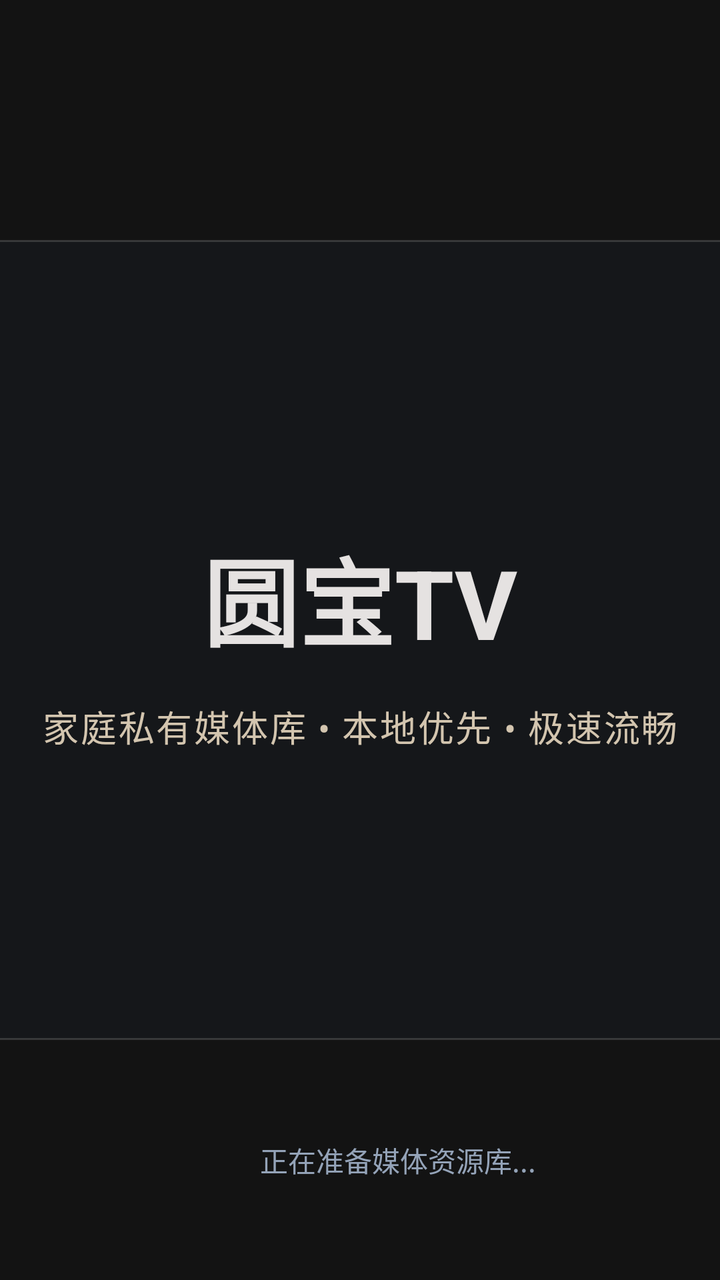
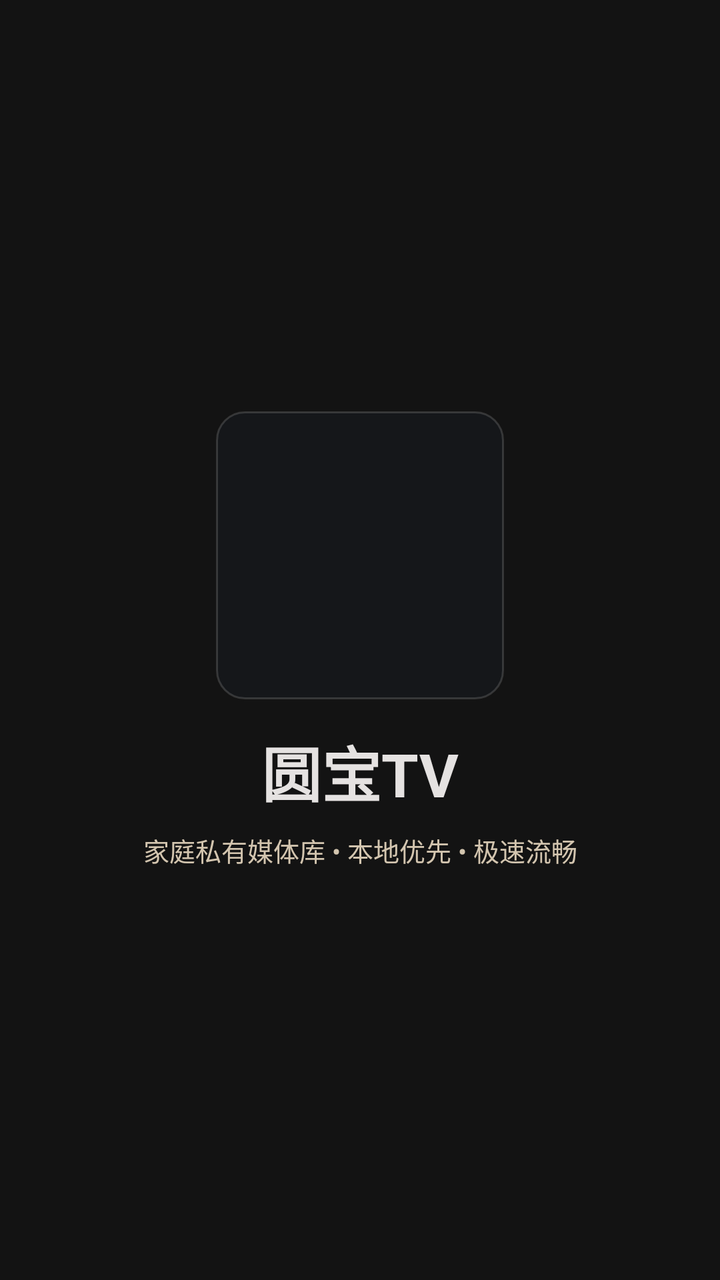

Two renders of the same Android screen: before a commit and after it. Below are the layout's source before the change and the commit's diff.
<!-- AndroidManifest.xml: another module's application theme Theme.YuanBaoTv -->
<!-- res/layout/activity_splash.xml -->
<?xml version="1.0" encoding="utf-8"?>
<androidx.constraintlayout.widget.ConstraintLayout xmlns:android="http://schemas.android.com/apk/res/android"
    xmlns:app="http://schemas.android.com/apk/res-auto"
    xmlns:tools="http://schemas.android.com/tools"
    android:layout_width="match_parent"
    android:layout_height="match_parent"
    android:background="@color/tv_bg_dark">

    
    <View
        android:id="@+id/v_glow"
        android:layout_width="400dp"
        android:layout_height="400dp"
        android:background="@drawable/bg_glass_card"
        app:layout_constraintBottom_toBottomOf="parent"
        app:layout_constraintEnd_toEndOf="parent"
        app:layout_constraintStart_toStartOf="parent"
        app:layout_constraintTop_toTopOf="parent" />

    
    <LinearLayout
        android:id="@+id/ll_brand"
        android:layout_width="wrap_content"
        android:layout_height="wrap_content"
        android:gravity="center"
        android:orientation="vertical"
        app:layout_constraintBottom_toBottomOf="parent"
        app:layout_constraintEnd_toEndOf="parent"
        app:layout_constraintStart_toStartOf="parent"
        app:layout_constraintTop_toTopOf="parent">

        
        <TextView
            android:id="@+id/tv_splash_logo"
            android:layout_width="wrap_content"
            android:layout_height="wrap_content"
            android:text="@string/app_name"
            android:textColor="@color/tv_text_primary"
            android:textSize="48sp"
            android:textStyle="bold" />

        
        <TextView
            android:id="@+id/tv_splash_slogan"
            android:layout_width="wrap_content"
            android:layout_height="wrap_content"
            android:layout_marginTop="16dp"
            android:text="@string/splash_slogan"
            android:textColor="@color/tv_text_secondary"
            android:textSize="18sp"
            android:letterSpacing="0.05" />

    </LinearLayout>

    
    <LinearLayout
        android:layout_width="wrap_content"
        android:layout_height="wrap_content"
        android:layout_marginBottom="48dp"
        android:gravity="center_vertical"
        android:orientation="horizontal"
        app:layout_constraintBottom_toBottomOf="parent"
        app:layout_constraintEnd_toEndOf="parent"
        app:layout_constraintStart_toStartOf="parent">

        <ProgressBar
            android:layout_width="24dp"
            android:layout_height="24dp"
            android:indeterminate="true"
            android:indeterminateTint="@color/tv_accent_cyan" />

        <TextView
            android:layout_width="wrap_content"
            android:layout_height="wrap_content"
            android:layout_marginStart="14dp"
            android:text="@string/splash_loading"
            android:textColor="@color/tv_text_tertiary"
            android:textSize="14sp" />
    </LinearLayout>

</androidx.constraintlayout.widget.ConstraintLayout>
<!-- resources referenced by this layout -->
<resources>
  <color name="tv_accent_cyan">#84F5E8</color>
  <color name="tv_bg_dark">#131313</color>
  <color name="tv_text_primary">#E5E2E1</color>
  <color name="tv_text_secondary">#D3C5AF</color>
  <color name="tv_text_tertiary">#94A3B8</color>
  <!-- drawable bg_glass_card (drawable) -->
  <?xml version="1.0" encoding="utf-8"?>
  <shape xmlns:android="http://schemas.android.com/apk/res/android"
      android:shape="rectangle">
      <solid android:color="@color/tv_bg_glass" />
      <stroke android:width="1dp" android:color="#26FFFFFF" />
      <corners android:radius="14dp" />
  </shape>
  <string name="app_name">圆宝TV</string>
  <string name="splash_loading">正在准备媒体资源库...</string>
  <string name="splash_slogan">家庭私有媒体库 • 本地优先 • 极速流畅</string>
  <style name="Theme.YuanBaoTv" parent="Theme.Material3.DayNight.NoActionBar">
          <item name="colorPrimary">@color/primary</item>
          <item name="colorOnPrimary">@color/on_primary</item>
          <item name="android:statusBarColor">@android:color/transparent</item>
          <item name="android:navigationBarColor">@android:color/transparent</item>
          <item name="android:windowLightStatusBar">true</item>
          <item name="android:windowLightNavigationBar">true</item>
          <item name="android:enforceNavigationBarContrast">false</item>
      </style>
  <color name="tv_bg_glass">#331E293B</color>
  <color name="primary">#1B5E20</color>
  <color name="on_primary">#FFFFFF</color>
</resources>

<!-- the commit's change to res/layout/activity_splash.xml (unified diff, before → after) -->
@@ -1,23 +1,9 @@
 <?xml version="1.0" encoding="utf-8"?>
 <androidx.constraintlayout.widget.ConstraintLayout xmlns:android="http://schemas.android.com/apk/res/android"
     xmlns:app="http://schemas.android.com/apk/res-auto"
-    xmlns:tools="http://schemas.android.com/tools"
     android:layout_width="match_parent"
     android:layout_height="match_parent"
     android:background="@color/tv_bg_dark">
-
-    
-    <View
-        android:id="@+id/v_glow"
-        android:layout_width="400dp"
-        android:layout_height="400dp"
-        android:background="@drawable/bg_glass_card"
-        app:layout_constraintBottom_toBottomOf="parent"
-        app:layout_constraintEnd_toEndOf="parent"
-        app:layout_constraintStart_toStartOf="parent"
-        app:layout_constraintTop_toTopOf="parent" />
-
-    
     <LinearLayout
         android:id="@+id/ll_brand"
         android:layout_width="wrap_content"
@@ -28,54 +14,8 @@
         app:layout_constraintEnd_toEndOf="parent"
         app:layout_constraintStart_toStartOf="parent"
         app:layout_constraintTop_toTopOf="parent">
-
-        
-        <TextView
-            android:id="@+id/tv_splash_logo"
-            android:layout_width="wrap_content"
-            android:layout_height="wrap_content"
-            android:text="@string/app_name"
-            android:textColor="@color/tv_text_primary"
-            android:textSize="48sp"
-            android:textStyle="bold" />
-
-        
-        <TextView
-            android:id="@+id/tv_splash_slogan"
-            android:layout_width="wrap_content"
-            android:layout_height="wrap_content"
-            android:layout_marginTop="16dp"
-            android:text="@string/splash_slogan"
-            android:textColor="@color/tv_text_secondary"
-            android:textSize="18sp"
-            android:letterSpacing="0.05" />
-
+        <ImageView android:id="@+id/iv_splash_logo" android:layout_width="144dp" android:layout_height="144dp" android:src="@drawable/bg_glass_card" />
+        <TextView android:id="@+id/tv_splash_title" android:layout_width="wrap_content" android:layout_height="wrap_content" android:layout_marginTop="14dp" android:text="@string/app_name" android:textColor="@color/tv_text_primary" android:textSize="30sp" android:textStyle="bold" />
+        <TextView android:id="@+id/tv_splash_slogan" android:layout_width="wrap_content" android:layout_height="wrap_content" android:layout_marginTop="8dp" android:text="@string/splash_slogan" android:textColor="@color/tv_text_secondary" android:textSize="13sp" />
     </LinearLayout>
-
-    
-    <LinearLayout
-        android:layout_width="wrap_content"
-        android:layout_height="wrap_content"
-        android:layout_marginBottom="48dp"
-        android:gravity="center_vertical"
-        android:orientation="horizontal"
-        app:layout_constraintBottom_toBottomOf="parent"
-        app:layout_constraintEnd_toEndOf="parent"
-        app:layout_constraintStart_toStartOf="parent">
-
-        <ProgressBar
-            android:layout_width="24dp"
-            android:layout_height="24dp"
-            android:indeterminate="true"
-            android:indeterminateTint="@color/tv_accent_cyan" />
-
-        <TextView
-            android:layout_width="wrap_content"
-            android:layout_height="wrap_content"
-            android:layout_marginStart="14dp"
-            android:text="@string/splash_loading"
-            android:textColor="@color/tv_text_tertiary"
-            android:textSize="14sp" />
-    </LinearLayout>
-
 </androidx.constraintlayout.widget.ConstraintLayout>
<!-- resource entries referenced after the edit -->
@@ -1,10 +1,8 @@
 <!-- resources referenced by this layout -->
 <resources>
-  <color name="tv_accent_cyan">#84F5E8</color>
   <color name="tv_bg_dark">#131313</color>
   <color name="tv_text_primary">#E5E2E1</color>
   <color name="tv_text_secondary">#D3C5AF</color>
-  <color name="tv_text_tertiary">#94A3B8</color>
   <!-- drawable bg_glass_card (drawable) -->
   <?xml version="1.0" encoding="utf-8"?>
   <shape xmlns:android="http://schemas.android.com/apk/res/android"
@@ -14,7 +12,6 @@
       <corners android:radius="14dp" />
   </shape>
   <string name="app_name">圆宝TV</string>
-  <string name="splash_loading">正在准备媒体资源库...</string>
   <string name="splash_slogan">家庭私有媒体库 • 本地优先 • 极速流畅</string>
   <style name="Theme.YuanBaoTv" parent="Theme.Material3.DayNight.NoActionBar">
           <item name="colorPrimary">@color/primary</item>
